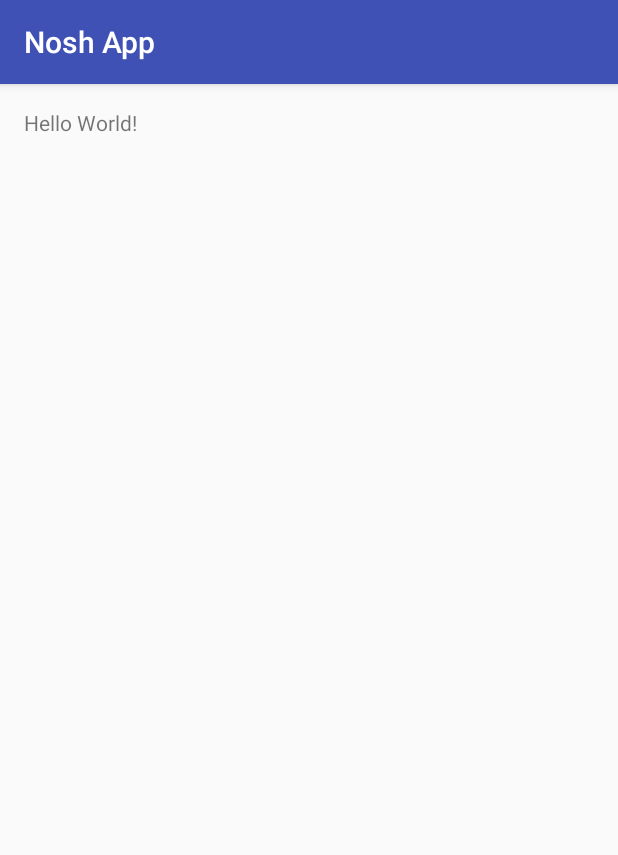
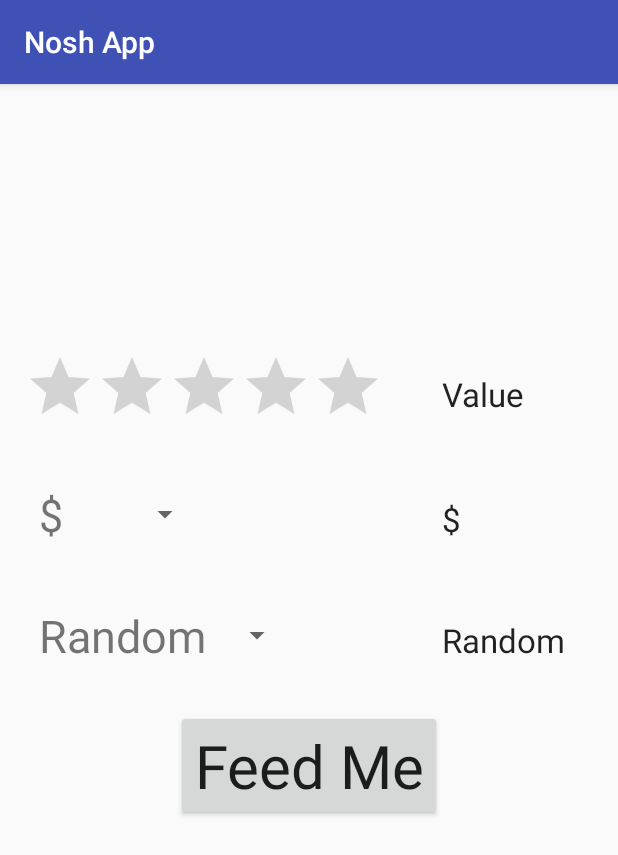
Before and after one commit to antibalas/Nosh, an Android app: the screen it shows after launch (MainActivity), on a phone screen of 412 x 824 dp. Shown: the top 855 px of the screen. Run offline under Robolectric (Android 15) with nearby library versions, the phone set to English and light mode, and no system bars; network calls fail.

Commit message:
UI to get paramters for API call

```diff
--- a/NoshApp/app/build.gradle
+++ b/NoshApp/app/build.gradle
@@ -23,4 +23,5 @@ dependencies {
     compile fileTree(dir: 'libs', include: ['*.jar'])
     testCompile 'junit:junit:4.12'
     compile 'com.android.support:appcompat-v7:23.1.1'
+    compile 'com.google.android.gms:play-services-maps:9.8.0'
 }
--- a/NoshApp/app/src/main/java/com/jkapps/android/noshapp/MainActivity.java
+++ b/NoshApp/app/src/main/java/com/jkapps/android/noshapp/MainActivity.java
@@ -10,8 +10,13 @@ import com.jkapps.android.noshapp.apigateway.deserializer.GetFromYelpDeserialize
 
 import java.util.Stack;
 
+import android.view.View;
+import android.widget.AdapterView;
+import android.widget.RatingBar;
+import android.widget.TextView;
+import android.widget.Spinner;
+
 public class MainActivity extends AppCompatActivity {
-
     private static void testAPIGateway() {
         // we should do this with an AsyncTask
         new Thread(new Runnable() {
@@ -37,5 +42,62 @@ public class MainActivity extends AppCompatActivity {
         super.onCreate(savedInstanceState);
         setContentView(R.layout.activity_main);
         testAPIGateway();
+
+        listenerForRatingBar();
+        listenerForDollarSpinner();
+        listenerForCategorySpinner();
     }
+
+
+    // Stuff for MainActivity UI
+    RatingBar rating;
+    TextView rating_param;
+    public void listenerForRatingBar(){
+        rating = (RatingBar) findViewById(R.id.ratingBar);
+        rating_param = (TextView) findViewById(R.id.textView);
+
+        rating.setOnRatingBarChangeListener(
+                new RatingBar.OnRatingBarChangeListener(){
+                    @Override
+                    public void onRatingChanged(RatingBar ratingBar, float rating, boolean fromUser) {
+                        rating_param.setText(String.valueOf(rating));
+                    }
+                }
+        );
+    }
+
+    Spinner dollars;
+    TextView dollar_param;
+    public void listenerForDollarSpinner(){
+        dollars = (Spinner) findViewById(R.id.spinner);
+        dollar_param = (TextView) findViewById(R.id.textView2);
+
+        dollars.setOnItemSelectedListener(new AdapterView.OnItemSelectedListener() {
+            @Override
+            public void onItemSelected(AdapterView<?> parent, View view, int position, long id) {
+                dollar_param.setText(dollars.getSelectedItem().toString());
+            }
+            @Override
+            public void onNothingSelected(AdapterView<?> parent) {
+            }
+        });
+    }
+
+    Spinner categories;
+    TextView category_param;
+    public void listenerForCategorySpinner(){
+        categories = (Spinner) findViewById(R.id.spinner2);
+        category_param = (TextView) findViewById(R.id.textView3);
+
+        categories.setOnItemSelectedListener(new AdapterView.OnItemSelectedListener() {
+            @Override
+            public void onItemSelected(AdapterView<?> parent, View view, int position, long id) {
+                category_param.setText(categories.getSelectedItem().toString());
+            }
+            @Override
+            public void onNothingSelected(AdapterView<?> parent) {
+            }
+        });
+    }
+
 }
--- a/NoshApp/app/src/main/res/layout/activity_main.xml
+++ b/NoshApp/app/src/main/res/layout/activity_main.xml
@@ -10,10 +10,73 @@
     android:paddingTop="@dimen/activity_vertical_margin"
     tools:context="com.jkapps.android.noshapp.MainActivity">
 
+    <RatingBar
+        android:layout_width="wrap_content"
+        android:layout_height="wrap_content"
+        android:id="@+id/ratingBar"
+        android:stepSize="0.5"
+        android:rating="0"
+        android:layout_marginTop="162dp"
+        android:layout_alignParentTop="true"
+        android:layout_alignParentStart="true" />
+
+    <Spinner
+        android:id="@+id/spinner"
+        android:layout_marginTop="21dp"
+        android:entries="@array/Dollars"
+        android:layout_height="wrap_content"
+        android:layout_width="wrap_content"
+        android:layout_below="@+id/ratingBar"
+        android:layout_alignParentStart="true" />
+
+    <Spinner
+        android:layout_width="wrap_content"
+        android:layout_height="wrap_content"
+        android:layout_marginTop="20dp"
+        android:id="@+id/spinner2"
+        android:entries="@array/Categories"
+        android:layout_below="@+id/spinner"
+        android:layout_alignParentStart="true" />
+
+    <Button
+        android:textSize="40sp"
+        android:text="Feed Me"
+        android:layout_width="wrap_content"
+        android:layout_height="wrap_content"
+        android:id="@+id/button"
+        android:textAppearance="@style/TextAppearance.AppCompat.Large"
+        android:layout_below="@+id/spinner2"
+        android:layout_centerHorizontal="true"
+        android:layout_marginTop="19dp" />
+
     <TextView
         android:layout_width="wrap_content"
         android:layout_height="wrap_content"
-        android:text="Hello World!"
-        android:id="@+id/textView2"/>
+        android:id="@+id/textView"
+        android:textAppearance="@style/TextAppearance.AppCompat.Large"
+        android:layout_alignBottom="@+id/ratingBar"
+        android:layout_toEndOf="@+id/button"
+        android:layout_marginBottom="14dp"
+        android:text="Value" />
+
+    <TextView
+        android:text="Value"
+        android:layout_width="wrap_content"
+        android:layout_height="wrap_content"
+        android:id="@+id/textView2"
+        android:textAppearance="@style/TextAppearance.AppCompat.Large"
+        android:layout_alignBaseline="@+id/spinner"
+        android:layout_alignBottom="@+id/spinner"
+        android:layout_alignStart="@+id/textView" />
+
+    <TextView
+        android:text="Value"
+        android:layout_width="wrap_content"
+        android:layout_height="wrap_content"
+        android:id="@+id/textView3"
+        android:textAppearance="@style/TextAppearance.AppCompat.Large"
+        android:layout_alignBaseline="@+id/spinner2"
+        android:layout_alignBottom="@+id/spinner2"
+        android:layout_toEndOf="@+id/button" />
 
 </RelativeLayout>
--- a/NoshApp/app/src/main/res/values/colors.xml
+++ b/NoshApp/app/src/main/res/values/colors.xml
@@ -2,5 +2,5 @@
 <resources>
     <color name="colorPrimary">#3F51B5</color>
     <color name="colorPrimaryDark">#303F9F</color>
-    <color name="colorAccent">#FF4081</color>
+    <color name="colorAccent">#303f9f</color>
 </resources>
--- a/NoshApp/app/src/main/res/values/strings.xml
+++ b/NoshApp/app/src/main/res/values/strings.xml
@@ -1,3 +1,16 @@
 <resources>
     <string name="app_name">Nosh App</string>
+
+    <string-array name="Dollars">
+        <item>$</item>
+        <item>$$</item>
+        <item>$$$</item>
+    </string-array>
+
+    <string-array name="Categories">
+        <item>Random</item>
+        <item>Pizza</item>
+        <item>Chinese</item>
+        <item>Burgers</item>
+    </string-array>
 </resources>
--- a/NoshApp/app/src/main/res/values/styles.xml
+++ b/NoshApp/app/src/main/res/values/styles.xml
@@ -6,6 +6,27 @@
         <item name="colorPrimary">@color/colorPrimary</item>
         <item name="colorPrimaryDark">@color/colorPrimaryDark</item>
         <item name="colorAccent">@color/colorAccent</item>
+
+
+        <item name="android:spinnerItemStyle">
+            @style/spinnerItemStyle
+        </item>
+        <item name="android:spinnerDropDownItemStyle">
+            @style/spinnerDropDownItemStyle
+        </item>
+
     </style>
 
+
+    <style name="spinnerItemStyle">
+        <item name="android:padding">10dp</item>
+        <item name="android:textSize">30sp</item>
+    </style>
+
+    <style name="spinnerDropDownItemStyle">
+        <item name="android:padding">5dp</item>
+        <item name="android:textSize">30sp</item>
+    </style>
+
+
 </resources>
--- a/NoshApp/build.gradle
+++ b/NoshApp/build.gradle
@@ -5,7 +5,7 @@ buildscript {
         jcenter()
     }
     dependencies {
-        classpath 'com.android.tools.build:gradle:1.5.0'
+        classpath 'com.android.tools.build:gradle:2.2.2'
 
         // NOTE: Do not place your application dependencies here; they belong
         // in the individual module build.gradle files
```
Also changed, not shown: NoshApp/gradle/wrapper/gradle-wrapper.properties.
